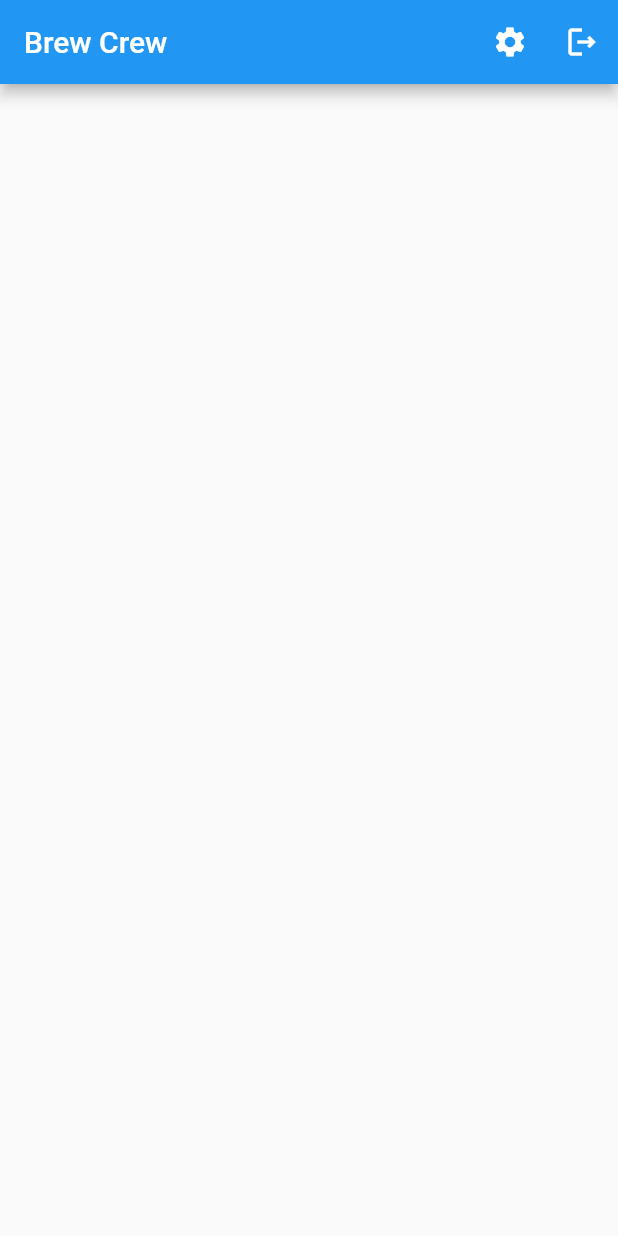
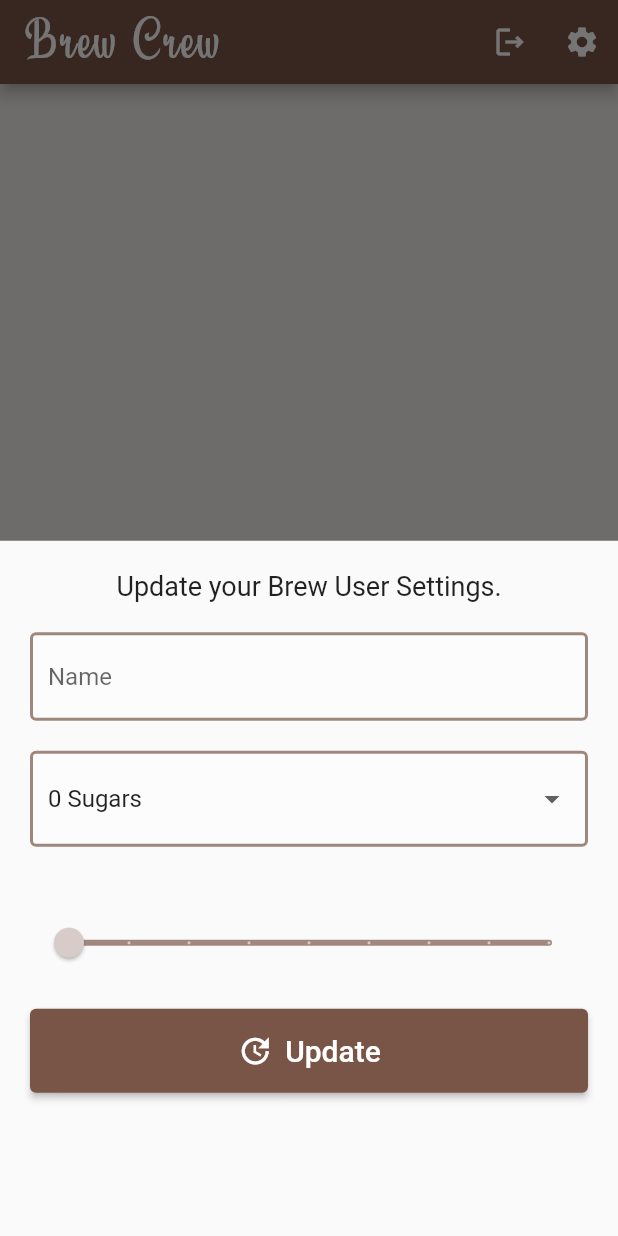
Before and after one commit to DGgrx/Flutter-Firebase-Example, a Flutter app: the screen it shows once a user with an empty profile is signed in, after a tap on the "settings" icon, on a phone screen of 412 x 824 dp. Run offline on Flutter 3.47's test engine with Material 2 defaults, Android fonts, the phone set to English and light mode, and no system bars; our stand-ins replace cloud_firestore, firebase_auth, firebase_core, flutter_spinkit; accounts and stored records are empty.

Commit message:
Added Home UI

```diff
--- a/lib/models/brew.dart
+++ b/lib/models/brew.dart
@@ -1,8 +1,8 @@
 class Brew{
-  String? name;
-  String? sugar;
-  int? strength;
+  String name;
+  String sugar;
+  int strength;
 
-  Brew({this.strength,this.name,this.sugar});
+  Brew({required this.strength,required this.name,required this.sugar});
 
 }
--- a/lib/screens/home/brew-list.dart
+++ b/lib/screens/home/brew-list.dart
@@ -1,7 +1,7 @@
 import 'package:flutter/material.dart';
 import 'package:provider/provider.dart';
 import 'package:flutter_firebase/models/brew.dart';
-
+import 'package:flutter_firebase/screens/home/brew_tile.dart';
 
 class BrewList extends StatefulWidget {
   const BrewList({Key? key}) : super(key: key);
@@ -13,16 +13,13 @@ class BrewList extends StatefulWidget {
 class _BrewListState extends State<BrewList> {
   @override
   Widget build(BuildContext context) {
+    final brews = Provider.of<List<Brew>>(context);
 
-    final brews = Provider.of<List<Brew>>(context);
-    for (var brew in brews) {
-      print(brew.name);
-      print(brew.sugar);
-      print(brew.strength);
-    }
-
-    return Container(
-
+    return ListView.builder(
+      itemCount: brews.length,
+      itemBuilder: (context, index) {
+        return BrewTile(brew: brews[index]);
+      },
     );
   }
 }
--- /dev/null
+++ b/lib/screens/home/brew_tile.dart
@@ -0,0 +1,27 @@
+import 'package:flutter/material.dart';
+import 'package:flutter_firebase/models/brew.dart';
+
+class BrewTile extends StatelessWidget {
+  final Brew brew;
+
+  const BrewTile({required this.brew, Key? key}) : super(key: key);
+
+  @override
+  Widget build(BuildContext context) {
+    return Padding(
+      padding: EdgeInsets.only(top: 8.0),
+      child: Card(
+
+        margin: EdgeInsets.fromLTRB(20.0, 5.0, 20.0, 0.0),
+        child: ListTile(
+          leading: CircleAvatar(
+            radius: 25.0,
+            backgroundColor: Colors.brown[brew.strength],
+          ),
+          title: Text(brew.name),
+          subtitle: Text(brew.sugar),
+        ),
+      ),
+    );
+  }
+}
--- a/lib/screens/home/home.dart
+++ b/lib/screens/home/home.dart
@@ -1,6 +1,7 @@
 import 'package:flutter/material.dart';
 import 'package:flutter_firebase/models/brew.dart';
 import 'package:flutter_firebase/screens/home/brew-list.dart';
+import 'package:flutter_firebase/screens/home/settings_form.dart';
 import 'package:flutter_firebase/services/auth.dart';
 import 'package:flutter_firebase/services/database.dart';
 import 'package:provider/provider.dart';
@@ -13,32 +14,51 @@ class Home extends StatefulWidget {
 }
 
 class _HomeState extends State<Home> {
-
   final AuthService _auth = AuthService();
 
   @override
   Widget build(BuildContext context) {
+
+    void _showSettingsPanel(){
+      showModalBottomSheet(context: context, builder: (context){
+        return Container(
+          padding: EdgeInsets.all(20.0),
+          child: SettingsForm(),
+        );
+      });
+    }
+
     return StreamProvider<List<Brew>>.value(
-      initialData: [] ,
+      initialData: [],
       value: DatabaseService().brews,
       child: Scaffold(
+        backgroundColor: Colors.brown[50],
         appBar: AppBar(
-          title: Text("Brew Crew"),
+          backgroundColor: Colors.brown[500],
+          title: const Text(
+            "Brew Crew",
+            style: TextStyle(
+                fontFamily: "HumbleCafe",
+                fontSize: 38.0,
+                letterSpacing: 2.0,
+            ),
+          ),
           actions: <Widget>[
             IconButton(
-              onPressed: (){},
-              icon: Icon(Icons.settings),
+              onPressed: () async {
+                await _auth.signOut();
+              },
+              icon: Icon(Icons.logout_outlined),
             ),
             IconButton(
-                onPressed: ()async{
-                  await _auth.signOut();
-                },
-                icon: Icon(Icons.logout_outlined),
+              onPressed: () {
+                _showSettingsPanel();
+              },
+              icon: Icon(Icons.settings),
             )
           ],
         ),
         body: BrewList(),
-
       ),
     );
   }
--- /dev/null
+++ b/lib/screens/home/settings_form.dart
@@ -0,0 +1,106 @@
+import 'package:flutter/material.dart';
+import 'package:flutter_firebase/shared/constants.dart';
+
+class SettingsForm extends StatefulWidget {
+  const SettingsForm({Key? key}) : super(key: key);
+
+  @override
+  State<SettingsForm> createState() => _SettingsFormState();
+}
+
+class _SettingsFormState extends State<SettingsForm> {
+  final _formkey = GlobalKey<FormState>();
+  final List<String> sugars = ['0', '1', '2', '3', '4'];
+
+  String? _currentName;
+  String? _currentSugars;
+  int? _currentStrength;
+
+  @override
+  Widget build(BuildContext context) {
+    return Form(
+      key: _formkey,
+      child: Column(
+        crossAxisAlignment: CrossAxisAlignment.stretch,
+        children: <Widget>[
+          const Text(
+            "Update your Brew User Settings.",
+            textAlign: TextAlign.center,
+            style: TextStyle(fontSize: 18.0),
+          ),
+          const SizedBox(
+            height: 20.0,
+          ),
+          TextFormField(
+            decoration: textInputDecoration("Name").copyWith(
+                enabledBorder: OutlineInputBorder(
+                    borderSide: BorderSide(
+                        color: Colors.brown.withOpacity(0.7), width: 2.0))),
+            validator: (value) => value!.isEmpty ? "Please Enter a name" : null,
+            onChanged: (value) => setState(() => _currentName = value),
+          ),
+          const SizedBox(
+            height: 20.0,
+          ),
+
+          //dropdown
+          DropdownButtonFormField(
+            decoration: textInputDecoration("Sugars").copyWith(
+                enabledBorder: OutlineInputBorder(
+                    borderSide: BorderSide(
+                        color: Colors.brown.withOpacity(0.7), width: 2.0))),
+            value: _currentSugars ?? '0',
+            items: sugars.map((sugar) {
+              return DropdownMenuItem(
+                value: sugar,
+                child: Text("$sugar Sugars"),
+              );
+            }).toList(),
+            onChanged: (val) => setState(() => _currentSugars = val as String?),
+          ),
+          const SizedBox(
+            height: 20.0,
+          ),
+
+          //slider
+
+          const SizedBox(
+            height: 20.0,
+          ),
+          Slider(
+              inactiveColor: Colors.brown[300],
+              activeColor: Colors.brown[_currentStrength ?? 100],
+              value: (_currentStrength ?? 100).toDouble(),
+              min: 100,
+              max: 900,
+              divisions: 8,
+              onChanged: (val) =>
+                  setState(() => _currentStrength = val.round())),
+          const SizedBox(
+            height: 20.0,
+          ),
+          ElevatedButton.icon(
+            onPressed: () async {
+              if (_formkey.currentState!.validate()) {
+                print(_currentName);
+                print(_currentStrength);
+                print(_currentSugars);
+              }
+            },
+            icon: const Icon(
+              Icons.update,
+              color: Colors.white,
+            ),
+            label: const Text(
+              "Update",
+              style: TextStyle(fontSize: 20.0, color: Colors.white),
+            ),
+            style: ButtonStyle(
+                padding: MaterialStateProperty.all(EdgeInsets.all(16.0)),
+                backgroundColor: MaterialStateProperty.all(Colors.brown[500])),
+          ),
+        ],
+      ),
+    );
+  }
+}
--- a/lib/shared/constants.dart
+++ b/lib/shared/constants.dart
@@ -10,5 +10,12 @@ InputDecoration textInputDecoration(String hintText) {
               BorderSide(color: Colors.white.withOpacity(0.1), width: 2.0)),
       focusedBorder: OutlineInputBorder(
           borderSide:
-              BorderSide(color: Colors.brown.withOpacity(0.3), width: 2.0)));
+              BorderSide(color: Colors.brown.withOpacity(0.3), width: 2.0)),
+      focusedErrorBorder: OutlineInputBorder(
+          borderSide:
+          BorderSide(color: Colors.brown.withOpacity(0.3), width: 2.0)),
+      errorBorder: OutlineInputBorder(
+          borderSide:
+          BorderSide(color: Colors.brown.withOpacity(0.3), width: 2.0))
+  );
 }
```
Also changed, not shown: lib/services/database.dart (+14 -21 lines).
